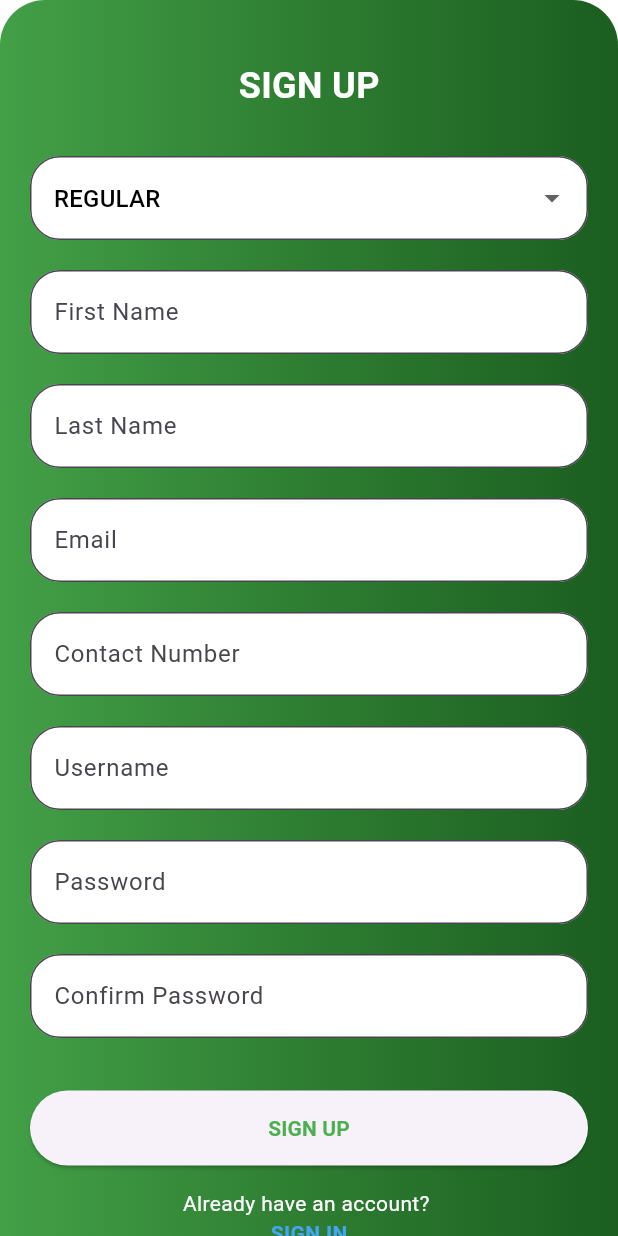
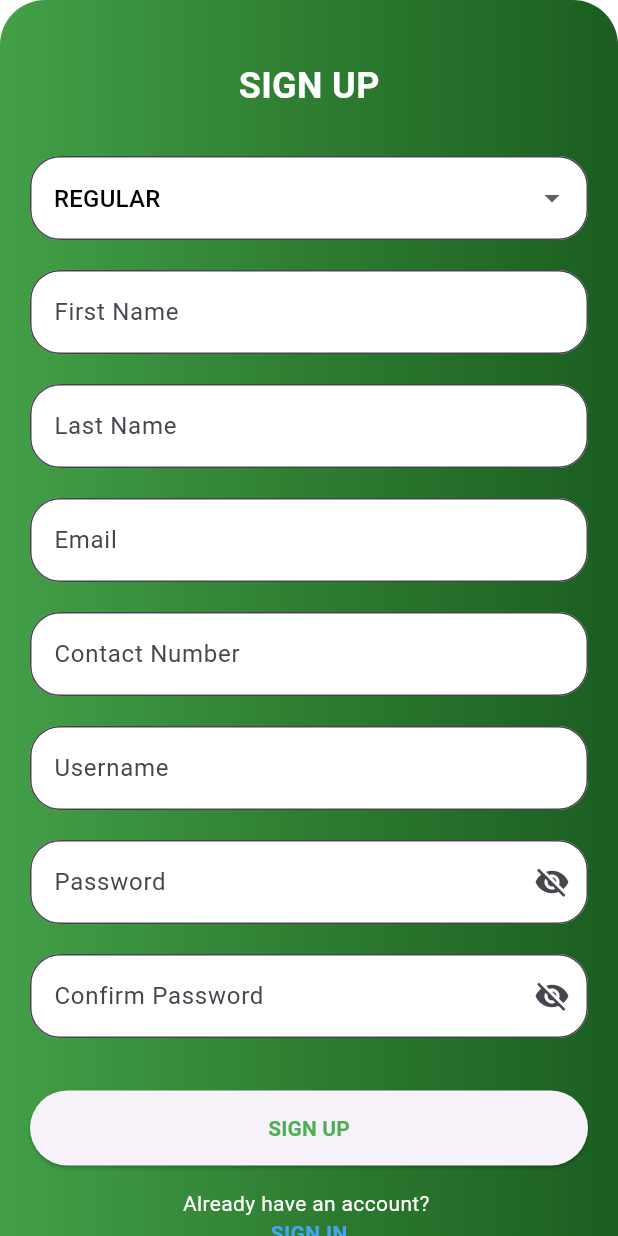
Before and after one commit to Renzely/towi, a Flutter app: the screen it shows after launch, after a tap on "Login", after a tap on "SIGN UP", on a phone screen of 412 x 824 dp. Run offline on Flutter 3.47's test engine with Material 3 defaults, Android fonts, the phone set to English and light mode, and no system bars; our stand-ins replace google_fonts, shared_preferences; missing offline and left inert: bcrypt, bson, mongo_dart; generated files the repository leaves out were written again.

Commit message:
UI changes

```diff
--- a/lib/login_screen.dart
+++ b/lib/login_screen.dart
@@ -231,17 +231,19 @@ class _LoginPageState extends State<LoginPage> {
                       SizedBox(
                         height: 40,
                       ),
-                      GestureDetector(
-                        onTap: () {
+                      ElevatedButton(
+                        onPressed: () {
                           _login(context); // Call the login method
                         },
-                        child: Container(
+                        style: ElevatedButton.styleFrom(
+                          backgroundColor: Colors.green[900],
+                          shape: RoundedRectangleBorder(
+                            borderRadius: BorderRadius.circular(50),
+                          ),
+                        ),
+                        child: SizedBox(
+                          width: 200, // Set a fixed width for the button
                           height: 50,
-                          margin: EdgeInsets.symmetric(horizontal: 50),
-                          decoration: BoxDecoration(
-                            borderRadius: BorderRadius.circular(50),
-                            color: Colors.green[900],
-                          ),
                           child: Center(
                             child: Text(
                               "Login",
--- a/lib/signUp_screen.dart
+++ b/lib/signUp_screen.dart
@@ -32,6 +32,8 @@ class _SignUpState extends State<SignUp> {
   String? usernameError;
   String? passwordError;
   String? confirmPassError;
+  bool obsurePassword = true;
+  bool obsureConfirmPassword = true;
 
   @override
   Widget build(BuildContext context) {
@@ -42,7 +44,7 @@ class _SignUpState extends State<SignUp> {
         // Wrap the Column with SingleChildScrollView
         child: Center(
           child: Container(
-            height: 1050,
+            height: 1060,
             width: 500,
             decoration: BoxDecoration(
               gradient: LinearGradient(
@@ -181,7 +183,7 @@ class _SignUpState extends State<SignUp> {
                 ),
                 const SizedBox(height: 20), // Add space between fields
                 TextField(
-                  obscureText: true,
+                  obscureText: obsurePassword,
                   controller: passwordController,
                   decoration: InputDecoration(
                     hintText: 'Password',
@@ -191,11 +193,23 @@ class _SignUpState extends State<SignUp> {
                       borderRadius: BorderRadius.circular(20),
                     ),
                     errorText: passwordError,
+                    suffixIcon: IconButton(
+                      icon: Icon(
+                        obsurePassword
+                            ? Icons.visibility_off
+                            : Icons.visibility,
+                      ),
+                      onPressed: () {
+                        setState(() {
+                          obsurePassword = !obsurePassword;
+                        });
+                      },
+                    ),
                   ),
                 ),
                 const SizedBox(height: 20), // Add space between fields
                 TextField(
-                  obscureText: true,
+                  obscureText: obsureConfirmPassword,
                   controller: confirmPassController,
                   decoration: InputDecoration(
                     hintText: 'Confirm Password',
@@ -205,6 +219,18 @@ class _SignUpState extends State<SignUp> {
                       borderRadius: BorderRadius.circular(20),
                     ),
                     errorText: confirmPassError,
+                    suffixIcon: IconButton(
+                      icon: Icon(
+                        obsureConfirmPassword
+                            ? Icons.visibility_off
+                            : Icons.visibility,
+                      ),
+                      onPressed: () {
+                        setState(() {
+                          obsureConfirmPassword = !obsureConfirmPassword;
+                        });
+                      },
+                    ),
                   ),
                 ),
                 const SizedBox(height: 35), // Add space between fields
@@ -354,6 +380,12 @@ class _SignUpState extends State<SignUp> {
         contactNumError = "Please enter Contact Number";
       });
       isValid = false;
+    } else if (contactNumController.text.length < 11) {
+      // Check if contact number is at least 11 digits long
+      setState(() {
+        contactNumError = "Contact Number must be at least 11 digits long";
+      });
+      isValid = false;
     } else {
       setState(() {
         contactNumError = null;
```
Also changed, not shown: lib/dashboard_screen.dart (+14 -2 lines).
